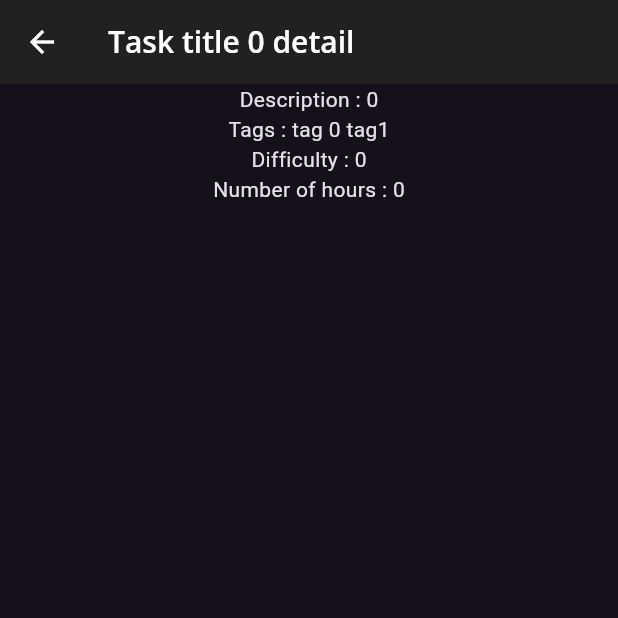
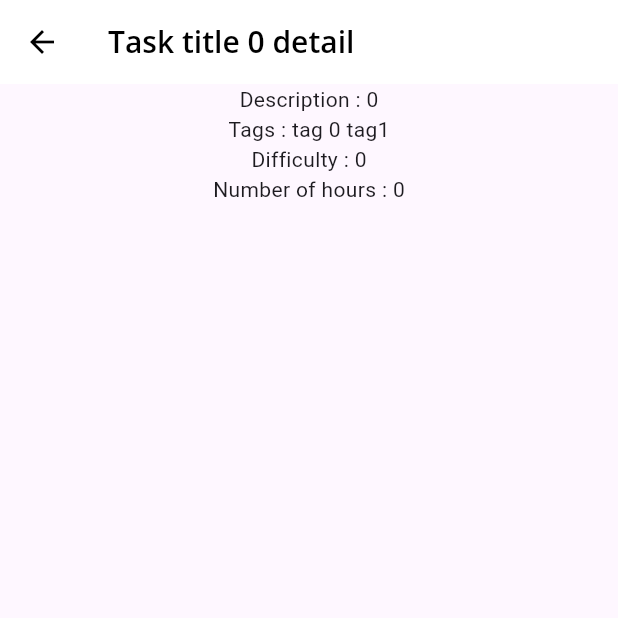
Before and after one commit to Toma1345/tp2-dev-mobile, a Flutter app: the screen it shows after launch, after a tap on an icon or button, on a phone screen of 412 x 824 dp, the top half of it. Run offline on Flutter 3.47's test engine with Material 3 defaults, Android fonts, the phone set to English and light mode, and no system bars; our stand-ins replace google_fonts, settings_ui, shared_preferences; network calls fail.

```diff
--- a/lib/main.dart
+++ b/lib/main.dart
@@ -1,6 +1,8 @@
 import 'package:flutter/material.dart';
+import 'package:provider/provider.dart';
 import 'package:tp2/home.dart';
 import 'package:tp2/mytheme.dart';
+import 'package:tp2/viewmodels/settingsviewmodels.dart';
 
 void main() {
   runApp(MyApp());
@@ -9,12 +11,20 @@ void main() {
 class MyApp extends StatelessWidget {
   @override
   Widget build(BuildContext context) {
-    final theme = MyTheme.dark();
-    return MaterialApp(
-        title: "TD2",
-        home: Home(),
-        theme: theme,
+    return ChangeNotifierProvider(
+        create: (_) {
+          SettingViewModel settingViewModel = SettingViewModel();
+          return settingViewModel;
+        },
+      child: Consumer<SettingViewModel>(
+        builder: (context, SettingViewModel notifier, child) {
+          return MaterialApp(
+            title: "TD2",
+            home: Home(),
+            theme: notifier.isDark ? MyTheme.dark():MyTheme.light(),
+          );
+        },
+      ),
     );
   }
-
 }
--- a/lib/mytheme.dart
+++ b/lib/mytheme.dart
@@ -8,6 +8,11 @@ class MyTheme {
       fontSize: 14.0,
       fontWeight: FontWeight.w700,
       color: Colors.black,
+    ),
+    headlineLarge: GoogleFonts.openSans(
+      fontSize: 26.0,
+      fontWeight: FontWeight.w700,
+      color: Colors.green,
     ),
     displayLarge: GoogleFonts.openSans(
       fontSize: 32.0,
@@ -95,6 +100,13 @@ class MyTheme {
   static ThemeData dark() {
     return ThemeData(
       brightness: Brightness.dark,
+      checkboxTheme: CheckboxThemeData(
+        fillColor: WidgetStateColor.resolveWith(
+              (states) {
+            return Colors.black;
+          },
+        ),
+      ),
       appBarTheme: AppBarTheme(
         foregroundColor: Colors.white,
         backgroundColor: Colors.grey[900],
```
Also changed, not shown: lib/settings.dart (+11 -2 lines).
